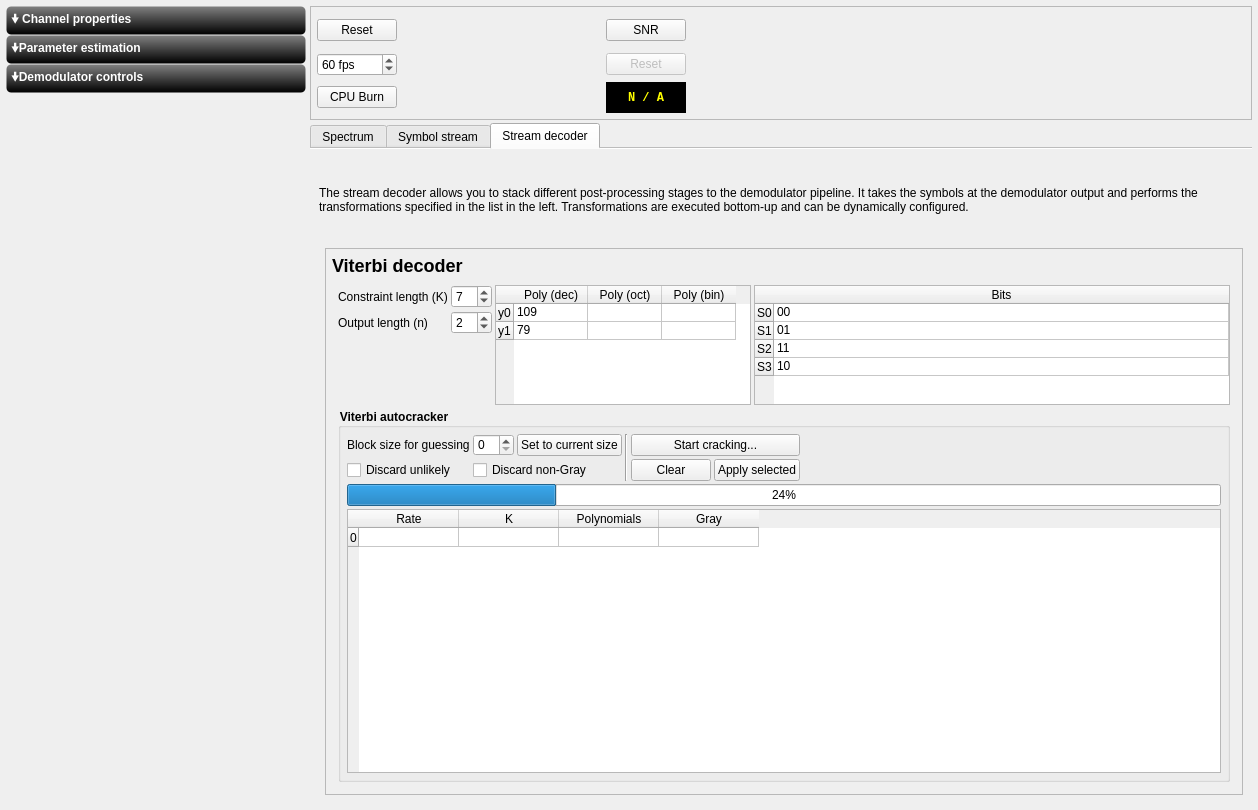
BatchDrake/SigDigger, file ui/Inspector.ui: the form before one commit.
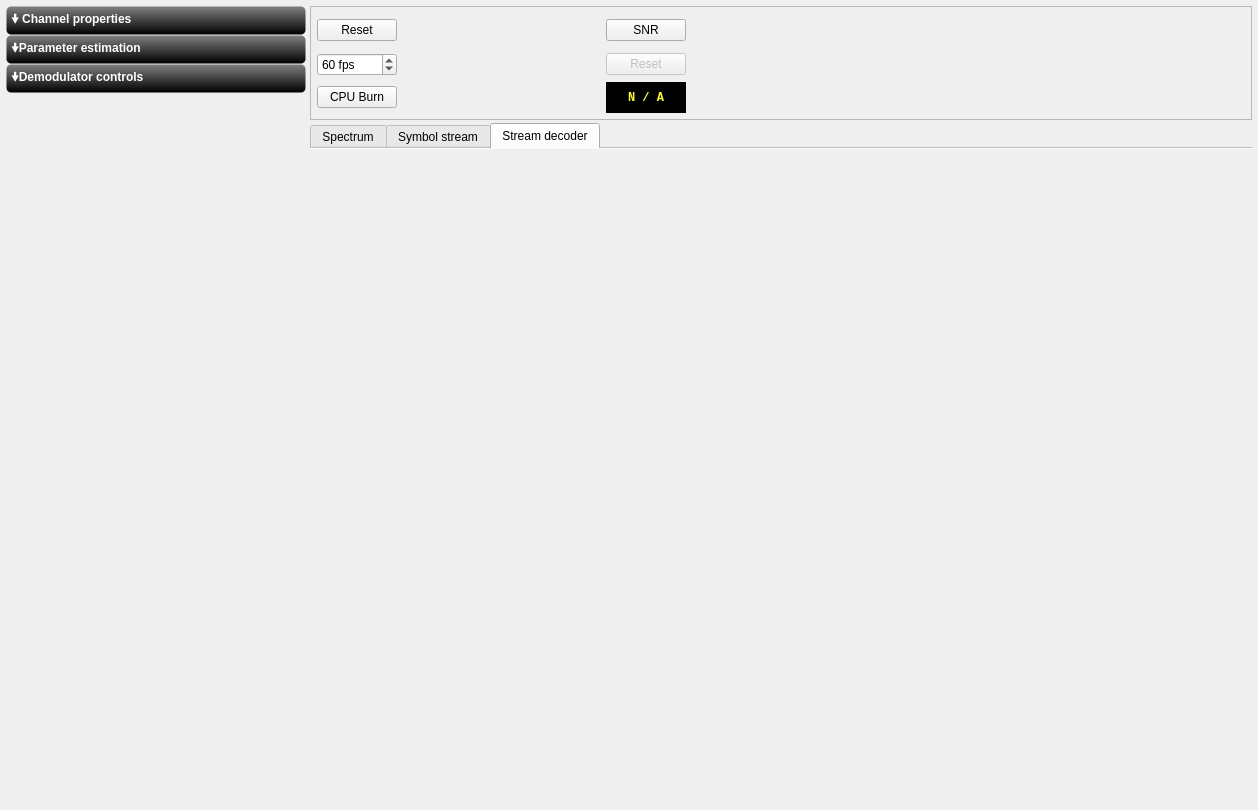
The form after the commit. Custom widgets are drawn as their Qt base class.

Commit message: WIP: Decoder infrastructure

What changed in the file:
```diff
--- a/ui/Inspector.ui
+++ b/ui/Inspector.ui
@@ -615,450 +615,22 @@
       <attribute name="title">
        <string>Stream decoder</string>
       </attribute>
-      <layout class="QGridLayout" name="gridLayout_13">
-       <item row="1" column="2" rowspan="2">
-        <widget class="QFrame" name="frame_5">
-         <property name="sizePolicy">
-          <sizepolicy hsizetype="Preferred" vsizetype="Expanding">
-           <horstretch>0</horstretch>
-           <verstretch>0</verstretch>
-          </sizepolicy>
-         </property>
-         <property name="frameShape">
-          <enum>QFrame::StyledPanel</enum>
-         </property>
-         <property name="frameShadow">
-          <enum>QFrame::Raised</enum>
-         </property>
-         <layout class="QGridLayout" name="gridLayout_11">
-          <property name="leftMargin">
-           <number>3</number>
-          </property>
-          <property name="topMargin">
-           <number>3</number>
-          </property>
-          <property name="rightMargin">
-           <number>3</number>
-          </property>
-          <property name="bottomMargin">
-           <number>3</number>
-          </property>
-          <property name="spacing">
-           <number>3</number>
-          </property>
-          <item row="0" column="0">
-           <widget class="QStackedWidget" name="stackedWidget">
-            <widget class="QWidget" name="stackedWidgetPage1">
-             <layout class="QGridLayout" name="gridLayout_14">
-              <property name="leftMargin">
-               <number>3</number>
-              </property>
-              <property name="topMargin">
-               <number>3</number>
-              </property>
-              <property name="rightMargin">
-               <number>3</number>
-              </property>
-              <property name="bottomMargin">
-               <number>3</number>
-              </property>
-              <property name="spacing">
-               <number>3</number>
-              </property>
-              <item row="0" column="0" colspan="2">
-               <widget class="QLabel" name="label_11">
-                <property name="styleSheet">
-                 <string notr="true">font-weight: bold;
-font-size: 18px;</string>
-                </property>
-                <property name="text">
-                 <string>Viterbi decoder</string>
-                </property>
-               </widget>
-              </item>
-              <item row="1" column="0" colspan="3">
-               <widget class="QWidget" name="widget_6" native="true">
-                <layout class="QGridLayout" name="gridLayout_15">
-                 <property name="leftMargin">
-                  <number>6</number>
-                 </property>
-                 <property name="topMargin">
-                  <number>6</number>
-                 </property>
-                 <property name="rightMargin">
-                  <number>6</number>
-                 </property>
-                 <property name="bottomMargin">
-                  <number>6</number>
-                 </property>
-                 <property name="spacing">
-                  <number>3</number>
-                 </property>
-                 <item row="0" column="3" rowspan="3">
-                  <widget class="QTableWidget" name="tableWidget_2">
-                   <property name="sizePolicy">
-                    <sizepolicy hsizetype="Expanding" vsizetype="Minimum">
-                     <horstretch>0</horstretch>
-                     <verstretch>0</verstretch>
-                    </sizepolicy>
-                   </property>
-                   <property name="maximumSize">
-                    <size>
-                     <width>16777215</width>
-                     <height>120</height>
-                    </size>
-                   </property>
-                   <property name="gridStyle">
-                    <enum>Qt::SolidLine</enum>
-                   </property>
-                   <attribute name="horizontalHeaderStretchLastSection">
-                    <bool>true</bool>
-                   </attribute>
-                   <attribute name="verticalHeaderDefaultSectionSize">
-                    <number>18</number>
-                   </attribute>
-                   <row>
-                    <property name="text">
-                     <string>S0</string>
-                    </property>
-                   </row>
-                   <row>
-                    <property name="text">
-                     <string>S1</string>
-                    </property>
-                   </row>
-                   <row>
-                    <property name="text">
-                     <string>S2</string>
-                    </property>
-                   </row>
-                   <row>
-                    <property name="text">
-                     <string>S3</string>
-                    </property>
-                   </row>
-                   <column>
-                    <property name="text">
-                     <string>Bits</string>
-                    </property>
-                   </column>
-                   <item row="0" column="0">
-                    <property name="text">
-                     <string>00</string>
-                    </property>
-                   </item>
-                   <item row="1" column="0">
-                    <property name="text">
-                     <string>01</string>
-                    </property>
-                   </item>
-                   <item row="2" column="0">
-                    <property name="text">
-                     <string>11</string>
-                    </property>
-                   </item>
-                   <item row="3" column="0">
-                    <property name="text">
-                     <string>10</string>
-                    </property>
-                   </item>
-                  </widget>
-                 </item>
-                 <item row="0" column="0">
-                  <widget class="QLabel" name="label_12">
-                   <property name="text">
-                    <string>Constraint length (K)</string>
-                   </property>
-                  </widget>
-                 </item>
-                 <item row="0" column="2" rowspan="3">
-                  <widget class="QTableWidget" name="tableWidget">
-                   <property name="sizePolicy">
-                    <sizepolicy hsizetype="Preferred" vsizetype="Fixed">
-                     <horstretch>0</horstretch>
-                     <verstretch>0</verstretch>
-                    </sizepolicy>
-                   </property>
-                   <property name="minimumSize">
-                    <size>
-                     <width>0</width>
-                     <height>0</height>
-                    </size>
-                   </property>
-                   <property name="maximumSize">
-                    <size>
-                     <width>16777215</width>
-                     <height>120</height>
-                    </size>
-                   </property>
-                   <attribute name="horizontalHeaderDefaultSectionSize">
-                    <number>74</number>
-                   </attribute>
-                   <attribute name="verticalHeaderDefaultSectionSize">
-                    <number>18</number>
-                   </attribute>
-                   <row>
-                    <property name="text">
-                     <string>y0</string>
-                    </property>
-                   </row>
-                   <row>
-                    <property name="text">
-                     <string>y1</string>
-                    </property>
-                   </row>
-                   <column>
-                    <property name="text">
-                     <string>Poly (dec)</string>
-                    </property>
-                   </column>
-                   <column>
-                    <property name="text">
-                     <string>Poly (oct)</string>
-                    </property>
-                   </column>
-                   <column>
-                    <property name="text">
-                     <string>Poly (bin)</string>
-                    </property>
-                   </column>
-                   <item row="0" column="0">
-                    <property name="text">
-                     <string>109</string>
-                    </property>
-                   </item>
-                   <item row="1" column="0">
-                    <property name="text">
-                     <string>79</string>
-                    </property>
-                   </item>
-                  </widget>
-                 </item>
-                 <item row="0" column="1">
-                  <widget class="QSpinBox" name="spinBox">
-                   <property name="value">
-                    <number>7</number>
-                   </property>
-                  </widget>
-                 </item>
-                 <item row="1" column="1">
-                  <widget class="QSpinBox" name="spinBox_2">
-                   <property name="value">
-                    <number>2</number>
-                   </property>
-                  </widget>
-                 </item>
-                 <item row="1" column="0">
-                  <widget class="QLabel" name="label_13">
-                   <property name="text">
-                    <string>Output length (n)</string>
-                   </property>
-                  </widget>
-                 </item>
-                 <item row="2" column="0" colspan="2">
-                  <spacer name="horizontalSpacer_5">
-                   <property name="orientation">
-                    <enum>Qt::Horizontal</enum>
-                   </property>
-                   <property name="sizeType">
-                    <enum>QSizePolicy::Minimum</enum>
-                   </property>
-                   <property name="sizeHint" stdset="0">
-                    <size>
-                     <width>40</width>
-                     <height>20</height>
-                    </size>
-                   </property>
-                  </spacer>
-                 </item>
-                 <item row="3" column="0" colspan="4">
-                  <widget class="QGroupBox" name="groupBox_7">
-                   <property name="sizePolicy">
-                    <sizepolicy hsizetype="Preferred" vsizetype="Expanding">
-                     <horstretch>0</horstretch>
-                     <verstretch>0</verstretch>
-                    </sizepolicy>
-                   </property>
-                   <property name="styleSheet">
-                    <string notr="true">QGroupBox {
-font-weight: bold;
-}</string>
-                   </property>
-                   <property name="title">
-                    <string>Viterbi autocracker</string>
-                   </property>
-                   <layout class="QGridLayout" name="gridLayout_16">
-                    <property name="leftMargin">
-                     <number>6</number>
-                    </property>
-                    <property name="topMargin">
-                     <number>6</number>
-                    </property>
-                    <property name="rightMargin">
-                     <number>6</number>
-                    </property>
-                    <property name="bottomMargin">
-                     <number>6</number>
-                    </property>
-                    <property name="spacing">
-                     <number>3</number>
-                    </property>
-                    <item row="0" column="2">
-                     <widget class="QPushButton" name="pushButton_7">
-                      <property name="text">
-                       <string>Set to current size</string>
-                      </property>
-                     </widget>
-                    </item>
-                    <item row="0" column="3" rowspan="2">
-                     <widget class="Line" name="line_2">
-                      <property name="orientation">
-                       <enum>Qt::Vertical</enum>
-                      </property>
-                     </widget>
-                    </item>
-                    <item row="0" column="4" colspan="2">
-                     <widget class="QPushButton" name="pushButton_8">
-                      <property name="text">
-                       <string>Start cracking...</string>
-                      </property>
-                     </widget>
-                    </item>
-                    <item row="0" column="1">
-                     <widget class="QSpinBox" name="spinBox_3"/>
-                    </item>
-                    <item row="3" column="0" colspan="7">
-                     <widget class="QProgressBar" name="progressBar">
-                      <property name="value">
-                       <number>24</number>
-                      </property>
-                     </widget>
-                    </item>
-                    <item row="1" column="1" colspan="2">
-                     <widget class="QCheckBox" name="checkBox_2">
-                      <property name="text">
-                       <string>Discard non-Gray</string>
-                      </property>
-                     </widget>
-                    </item>
-                    <item row="4" column="0" colspan="7">
-                     <widget class="QTableWidget" name="tableWidget_3">
-                      <attribute name="horizontalHeaderMinimumSectionSize">
-                       <number>19</number>
-                      </attribute>
-                      <attribute name="verticalHeaderDefaultSectionSize">
-                       <number>19</number>
-                      </attribute>
-                      <row>
-                       <property name="text">
-                        <string>0</string>
-                       </property>
-                      </row>
-                      <column>
-                       <property name="text">
-                        <string>Rate</string>
-                       </property>
-                      </column>
-                      <column>
-                       <property name="text">
-                        <string>K</string>
-                       </property>
-                      </column>
-                      <column>
-                       <property name="text">
-                        <string>Polynomials</string>
-                       </property>
-                      </column>
-                      <column>
-                       <property name="text">
-                        <string>Gray</string>
-                       </property>
-                      </column>
-                     </widget>
-                    </item>
-                    <item row="1" column="5">
-                     <widget class="QPushButton" name="pushButton_10">
-                      <property name="text">
-                       <string>Apply selected</string>
-                      </property>
-                     </widget>
-                    </item>
-                    <item row="1" column="0">
-                     <widget class="QCheckBox" name="checkBox">
-                      <property name="text">
-                       <string>Discard unlikely</string>
-                      </property>
-                     </widget>
-                    </item>
-                    <item row="1" column="4">
-                     <widget class="QPushButton" name="pushButton_9">
-                      <property name="text">
-                       <string>Clear</string>
-                      </property>
-                     </widget>
-                    </item>
-                    <item row="0" column="0">
-                     <widget class="QLabel" name="label_15">
-                      <property name="text">
-                       <string>Block size for guessing</string>
-                      </property>
-                     </widget>
-                    </item>
-                    <item row="1" column="6">
-                     <spacer name="horizontalSpacer_4">
-                      <property name="orientation">
-                       <enum>Qt::Horizontal</enum>
-                      </property>
-                      <property name="sizeHint" stdset="0">
-                       <size>
-                        <width>40</width>
-                        <height>20</height>
-                       </size>
-                      </property>
-                     </spacer>
-                    </item>
-                   </layout>
-                  </widget>
-                 </item>
-                </layout>
-               </widget>
-              </item>
-             </layout>
-            </widget>
-           </widget>
-          </item>
-         </layout>
-        </widget>
-       </item>
-       <item row="1" column="0" rowspan="2" colspan="2">
-        <widget class="LayerEditor" name="decoderEditor">
-         <property name="maximumSize">
-          <size>
-           <width>200</width>
-           <height>16777215</height>
-          </size>
-         </property>
-        </widget>
-       </item>
-       <item row="0" column="0" colspan="3">
-        <widget class="QLabel" name="label_9">
-         <property name="sizePolicy">
-          <sizepolicy hsizetype="Preferred" vsizetype="Fixed">
-           <horstretch>0</horstretch>
-           <verstretch>0</verstretch>
-          </sizepolicy>
-         </property>
-         <property name="text">
-          <string>The stream decoder allows you to stack different post-processing stages to the demodulator pipeline. It takes the symbols at the demodulator output and performs the transformations specified in the list in the left. Transformations are executed bottom-up and can be dynamically configured.</string>
-         </property>
-         <property name="scaledContents">
-          <bool>false</bool>
-         </property>
-         <property name="wordWrap">
-          <bool>true</bool>
-         </property>
-        </widget>
-       </item>
+      <layout class="QGridLayout" name="streamDecoderGrid">
+       <property name="leftMargin">
+        <number>0</number>
+       </property>
+       <property name="topMargin">
+        <number>0</number>
+       </property>
+       <property name="rightMargin">
+        <number>0</number>
+       </property>
+       <property name="bottomMargin">
+        <number>0</number>
+       </property>
+       <property name="spacing">
+        <number>0</number>
+       </property>
       </layout>
      </widget>
     </widget>
@@ -1442,11 +1014,6 @@
    <extends>QSlider</extends>
    <header>ctkRangeSlider.h</header>
   </customwidget>
-  <customwidget>
-   <class>LayerEditor</class>
-   <extends>QWidget</extends>
-   <header>LayerEditor.h</header>
-  </customwidget>
  </customwidgets>
  <resources/>
  <connections/>
```
Left out of the diff: 10 changed lines with no effect on the pictures. The commit also changes 26 other files.
